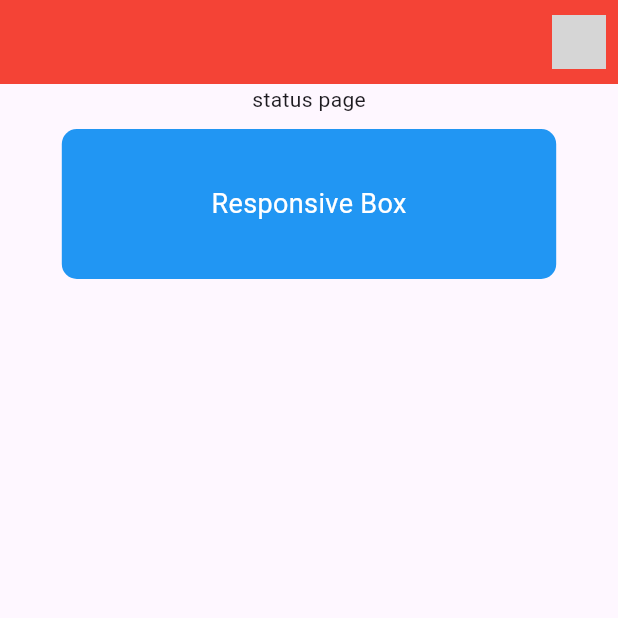
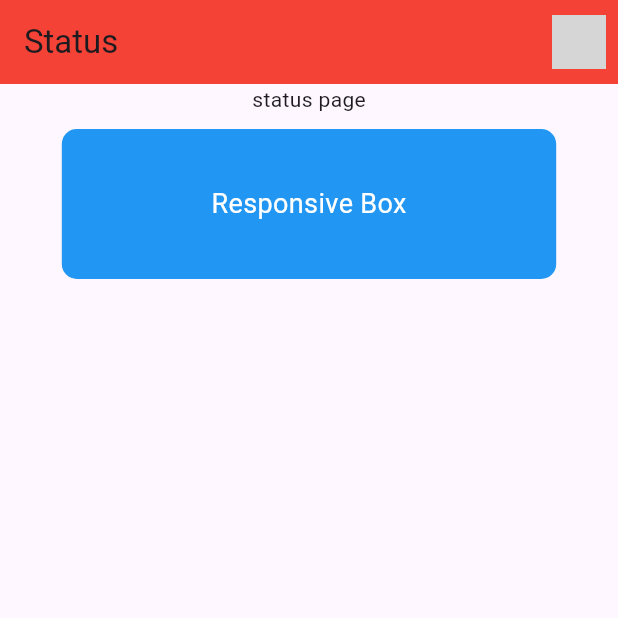
Before and after one commit to MhmdSalman18/Ecomap, a Flutter app: the screen it shows after launch, on a phone screen of 412 x 824 dp, the top half of it. Run offline on Flutter 3.47's test engine with Material 3 defaults, Android fonts, the phone set to English and light mode, and no system bars; our stand-ins replace camera, image_picker; network calls fail; grey boxes are pictures that could not be loaded.

```diff
--- a/lib/status.dart
+++ b/lib/status.dart
@@ -16,6 +16,7 @@ class _StatusPageState extends State<StatusPage> {
     return Scaffold(
       appBar: AppBar(
         backgroundColor: Colors.red,
+        title: const Text('Status'),
         actions: [
           Padding(
         padding:
```
Lines whose indentation alone changed are shown as unchanged.
